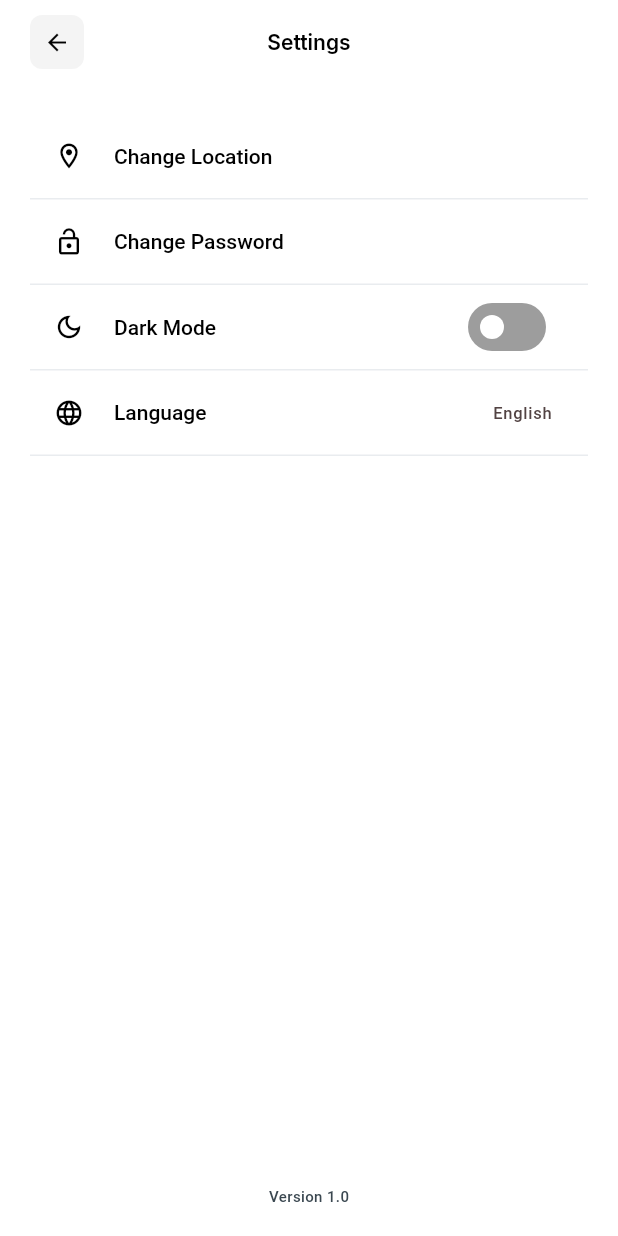
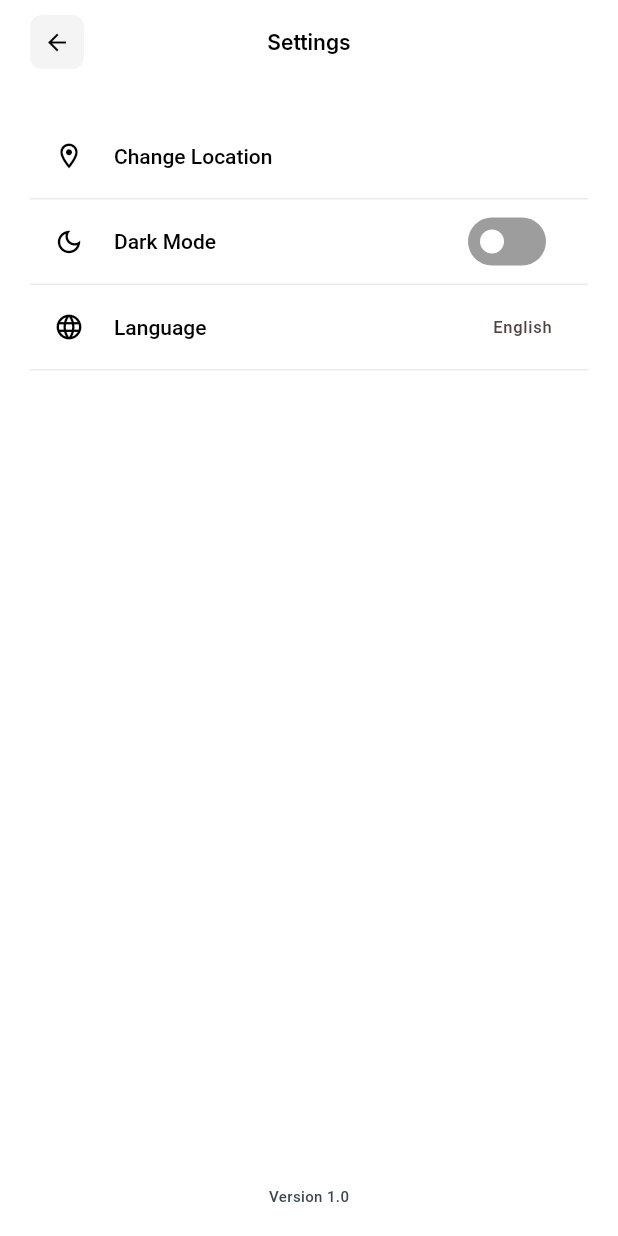
Before and after one commit to YoussefElqursh/Just_Order, a Flutter app: the AppSettingsScreen screen opened directly, on a phone screen of 412 x 824 dp. Run offline on Flutter 3.47's test engine with Material 3 defaults, Android fonts, the phone set to English and light mode, and no system bars; our stand-ins replace bloc, carousel_slider, cloud_firestore, dartz, dio, firebase_core and 10 more; missing offline and left inert: flutter_inappwebview, mobile_scanner, qr_scanner_overlay; accounts and stored records are empty; Roboto replaces fonts that are missing (Montserrat).

Commit message:
Change password option is not clickable    ✅

```diff
--- a/lib/screens/account/app_settings/app_settings_screen.dart
+++ b/lib/screens/account/app_settings/app_settings_screen.dart
@@ -65,11 +65,6 @@ class _AppSettingsScreenState extends State<AppSettingsScreen> {
                 training: const SizedBox(),
               ),
               const SettingsAppItems(
-                icon: Icons.lock_open,
-                title: 'Change Password',
-                training: SizedBox(),
-              ),
-              const SettingsAppItems(
                 icon: Icons.dark_mode_outlined,
                 title: 'Dark Mode',
                 training: SwitchBtnWidget(),
```
